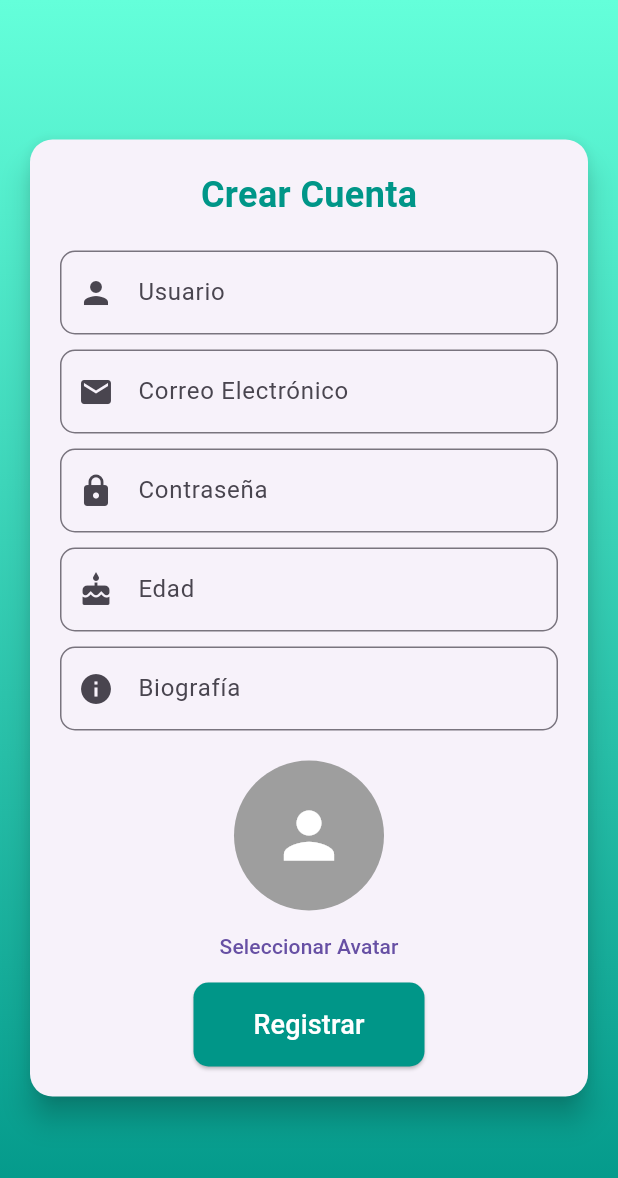
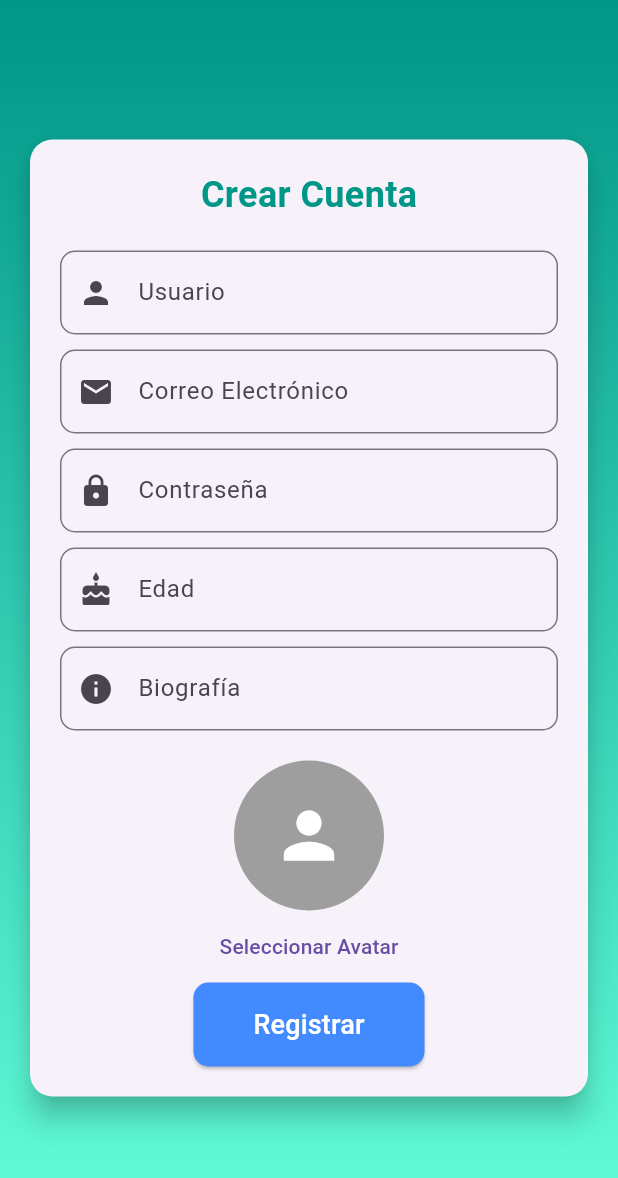
Before and after one commit to AmeriK88/Health-app, a Flutter app: the HomeScreen screen opened directly with empty values, after a tap on the "logout" icon, after a tap on "¿No tienes cuenta? Regístrate aquí", on a phone screen of 412 x 824 dp. Shown: the top 1178 px of the screen. Run offline on Flutter 3.47's test engine with Material 3 defaults, Android fonts, the phone set to English and light mode, and no system bars; our stand-ins replace image_picker; network calls fail.

Commit message:
feat: Refactor and separate reusable styles from screens
Moved inline styles from screens into a shared AppStyles file.
Improved readability and maintainability by consolidating typography, spacing, and color definitions.
Enhanced visual consistency across the application with centralized design tokens.

```diff
--- a/frontend/lib/screens/home_screen.dart
+++ b/frontend/lib/screens/home_screen.dart
@@ -5,6 +5,9 @@ import 'login_screen.dart';
 import '../services/api_service.dart';
 import 'daily_status_screen.dart';
 import 'initial_setup_screen.dart';
+import '../utils/styles.dart';
+import '../widgets/custom_button.dart';
+
 
 class HomeScreen extends StatefulWidget {
   final String token;
@@ -76,7 +79,7 @@ class _HomeScreenState extends State<HomeScreen> {
     return Scaffold(
       appBar: AppBar(
         title: const Text('Inicio'),
-        backgroundColor: Colors.teal, // Color del AppBar
+        backgroundColor: AppStyles.primaryColor,
         actions: [
           IconButton(
             icon: const Icon(Icons.logout),
@@ -90,24 +93,18 @@ class _HomeScreenState extends State<HomeScreen> {
         ],
       ),
       body: Container(
-        decoration: const BoxDecoration(
-          gradient: LinearGradient(
-            colors: [Colors.teal, Colors.tealAccent], // Gradiente de fondo
-            begin: Alignment.topCenter,
-            end: Alignment.bottomCenter,
-          ),
-        ),
+        decoration: AppStyles.gradientBackground,
         child: isLoading
             ? const Center(child: CircularProgressIndicator())
             : errorMessage.isNotEmpty
                 ? Center(
                     child: Text(
                       errorMessage,
-                      style: const TextStyle(color: Colors.red, fontSize: 18),
+                      style: AppStyles.errorTextStyle,
                     ),
                   )
                 : SingleChildScrollView(
-                    padding: const EdgeInsets.all(16.0),
+                    padding: AppStyles.pagePadding,
                     child: Column(
                       crossAxisAlignment: CrossAxisAlignment.start,
                       children: [
@@ -119,17 +116,13 @@ class _HomeScreenState extends State<HomeScreen> {
                             borderRadius: BorderRadius.circular(15),
                           ),
                           child: Padding(
-                            padding: const EdgeInsets.all(16.0),
+                            padding: AppStyles.pagePadding,
                             child: Column(
                               crossAxisAlignment: CrossAxisAlignment.start,
                               children: [
-                                const Text(
+                                Text(
                                   'Información del Usuario:',
-                                  style: TextStyle(
-                                    fontWeight: FontWeight.bold,
-                                    fontSize: 18,
-                                    color: Colors.teal,
-                                  ),
+                                  style: AppStyles.headerTextStyle,
                                 ),
                                 const SizedBox(height: 10),
                                 // Mostrar avatar del usuario
@@ -160,15 +153,25 @@ class _HomeScreenState extends State<HomeScreen> {
                                 const SizedBox(height: 10),
                                 Text(
                                   'Estado Físico: ${userData?['physical_state']}',
-                                  style: const TextStyle(
-                                    fontWeight: FontWeight.bold,
-                                    color: Colors.teal,
-                                  ),
+                                  style: AppStyles.headerTextStyle,
                                 ),
                               ],
                             ),
                           ),
                         ),
+                        CustomButton(
+                          text: 'Editar Información',
+                          onPressed: () {
+                            Navigator.push(
+                              context,
+                              MaterialPageRoute(
+                                builder: (context) => InitialSetupScreen(token: widget.token),
+                              ),
+                            ).then((_) => fetchUserData());
+                          },
+                          color: AppStyles.primaryColor,
+                        ),
+
                         const SizedBox(height: 20),
                         // Estados diarios
                         if (dailyStatuses != null && dailyStatuses!.isNotEmpty)
@@ -184,10 +187,7 @@ class _HomeScreenState extends State<HomeScreen> {
                               child: ListTile(
                                 title: Text(
                                   'Fecha: ${status['date']}',
-                                  style: const TextStyle(
-                                    fontWeight: FontWeight.bold,
-                                    color: Colors.teal,
-                                  ),
+                                  style: AppStyles.headerTextStyle,
                                 ),
                                 subtitle: Column(
                                   crossAxisAlignment: CrossAxisAlignment.start,
@@ -201,7 +201,7 @@ class _HomeScreenState extends State<HomeScreen> {
                                 ),
                                 trailing: IconButton(
                                   icon: const Icon(Icons.info_outline),
-                                  color: Colors.teal,
+                                  color: AppStyles.primaryColor,
                                   onPressed: () =>
                                       showRecommendationSnackBar(status),
                                 ),
@@ -211,8 +211,7 @@ class _HomeScreenState extends State<HomeScreen> {
                         else
                           const Text(
                             'No hay estados diarios registrados.',
-                            style: TextStyle(
-                                color: Colors.white, fontSize: 16),
+                            style: AppStyles.errorTextStyle,
                           ),
                         const SizedBox(height: 20),
                         ElevatedButton(
@@ -226,7 +225,7 @@ class _HomeScreenState extends State<HomeScreen> {
                             ).then((_) => fetchUserData());
                           },
                           style: ElevatedButton.styleFrom(
-                            backgroundColor: Colors.teal,
+                            backgroundColor: AppStyles.primaryColor,
                             shape: RoundedRectangleBorder(
                               borderRadius: BorderRadius.circular(10),
                             ),
--- a/frontend/lib/screens/login_screen.dart
+++ b/frontend/lib/screens/login_screen.dart
@@ -7,6 +7,7 @@ import 'daily_status_screen.dart';
 import '../widgets/custom_button.dart';
 import '../widgets/input_field.dart';
 import '../widgets/error_message.dart';
+import '../utils/styles.dart';
 
 class LoginScreen extends StatefulWidget {
   const LoginScreen({Key? key}) : super(key: key);
@@ -24,7 +25,6 @@ class _LoginScreenState extends State<LoginScreen> {
   String errorMessage = '';
   bool isLoading = false;
 
-  /// Redirige al usuario dependiendo de si tiene un estado diario registrado para hoy
   Future<void> handleRedirection(String token) async {
     try {
       final todayStatuses = await fetchDailyStatuses(token);
@@ -55,8 +55,6 @@ class _LoginScreenState extends State<LoginScreen> {
     }
   }
 
-  /// Lógica de inicio de sesión
-  /// Lógica de inicio de sesión
   void login() async {
     if (usernameController.text.isEmpty || passwordController.text.isEmpty) {
       setState(() {
@@ -91,23 +89,15 @@ class _LoginScreenState extends State<LoginScreen> {
   Widget build(BuildContext context) {
     return Scaffold(
       body: Container(
-        decoration: const BoxDecoration(
-          gradient: LinearGradient(
-            colors: [Colors.blueAccent, Colors.lightBlue],
-            begin: Alignment.topCenter,
-            end: Alignment.bottomCenter,
-          ),
-        ),
+        decoration: AppStyles.loginGradientBackground,
         child: Center(
           child: SingleChildScrollView(
             child: Card(
               elevation: 8,
-              margin: const EdgeInsets.symmetric(horizontal: 20),
-              shape: RoundedRectangleBorder(
-                borderRadius: BorderRadius.circular(15),
-              ),
+              margin: AppStyles.cardMargin,
+              shape: AppStyles.cardBorderStyle,
               child: Padding(
-                padding: const EdgeInsets.all(20.0),
+                padding: AppStyles.cardPadding,
                 child: Column(
                   mainAxisSize: MainAxisSize.min,
                   children: [
@@ -115,11 +105,7 @@ class _LoginScreenState extends State<LoginScreen> {
                     const SizedBox(height: 20),
                     const Text(
                       'Iniciar Sesión',
-                      style: TextStyle(
-                        fontSize: 24,
-                        fontWeight: FontWeight.bold,
-                        color: Colors.blueAccent,
-                      ),
+                      style: AppStyles.loginHeaderTextStyle,
                     ),
                     const SizedBox(height: 10),
                     if (errorMessage.isNotEmpty)
@@ -154,7 +140,7 @@ class _LoginScreenState extends State<LoginScreen> {
                       },
                       child: const Text(
                         '¿No tienes cuenta? Regístrate aquí',
-                        style: TextStyle(color: Colors.blueAccent),
+                        style: AppStyles.linkTextStyle,
                       ),
                     ),
                   ],
--- a/frontend/lib/screens/register_screen.dart
+++ b/frontend/lib/screens/register_screen.dart
@@ -7,6 +7,7 @@ import '../services/api_service.dart';
 import '../widgets/custom_button.dart';
 import '../widgets/input_field.dart';
 import '../widgets/error_message.dart';
+import '../utils/styles.dart';
 
 class RegisterScreen extends StatefulWidget {
   const RegisterScreen({Key? key}) : super(key: key);
@@ -85,7 +86,6 @@ class _RegisterScreenState extends State<RegisterScreen> {
     }
   }
 
-
   // Función para registrar al usuario
   void register() async {
     if (!validateForm()) return;
@@ -121,33 +121,21 @@ class _RegisterScreenState extends State<RegisterScreen> {
   Widget build(BuildContext context) {
     return Scaffold(
       body: Container(
-        decoration: const BoxDecoration(
-          gradient: LinearGradient(
-            colors: [Colors.tealAccent, Colors.teal],
-            begin: Alignment.topCenter,
-            end: Alignment.bottomCenter,
-          ),
-        ),
+        decoration: AppStyles.gradientBackground,
         child: Center(
           child: SingleChildScrollView(
             child: Card(
               elevation: 8,
-              margin: const EdgeInsets.symmetric(horizontal: 20),
-              shape: RoundedRectangleBorder(
-                borderRadius: BorderRadius.circular(15),
-              ),
+              margin: AppStyles.cardMargin,
+              shape: AppStyles.cardBorderStyle,
               child: Padding(
-                padding: const EdgeInsets.all(20.0),
+                padding: AppStyles.cardPadding,
                 child: Column(
                   mainAxisSize: MainAxisSize.min,
                   children: [
                     const Text(
                       'Crear Cuenta',
-                      style: TextStyle(
-                        fontSize: 24,
-                        fontWeight: FontWeight.bold,
-                        color: Colors.teal,
-                      ),
+                      style: AppStyles.headerTextStyle,
                     ),
                     const SizedBox(height: 10),
 
@@ -219,7 +207,6 @@ class _RegisterScreenState extends State<RegisterScreen> {
                       text: 'Registrar',
                       onPressed: register,
                       isLoading: isLoading,
-                      color: Colors.teal,
                     ),
                   ],
                 ),
--- /dev/null
+++ b/frontend/lib/utils/styles.dart
@@ -0,0 +1,67 @@
+import 'package:flutter/material.dart';
+
+class AppStyles {
+  // Colores principales
+  static const Color primaryColor = Colors.teal;
+  static const Color accentColor = Colors.tealAccent;
+  static const Color secondaryColor = Colors.blueAccent;
+  static const Color secondaryAccentColor = Colors.lightBlue;
+
+  // Gradientes
+  static const BoxDecoration gradientBackground = BoxDecoration(
+    gradient: LinearGradient(
+      colors: [primaryColor, accentColor],
+      begin: Alignment.topCenter,
+      end: Alignment.bottomCenter,
+    ),
+  );
+
+  static const BoxDecoration loginGradientBackground = BoxDecoration(
+    gradient: LinearGradient(
+      colors: [secondaryColor, secondaryAccentColor],
+      begin: Alignment.topCenter,
+      end: Alignment.bottomCenter,
+    ),
+  );
+
+  // TextStyles
+  static const TextStyle headerTextStyle = TextStyle(
+    fontSize: 24,
+    fontWeight: FontWeight.bold,
+    color: primaryColor,
+  );
+
+  static const TextStyle loginHeaderTextStyle = TextStyle(
+    fontSize: 24,
+    fontWeight: FontWeight.bold,
+    color: secondaryColor,
+  );
+
+  static const TextStyle errorTextStyle = TextStyle(
+    color: Colors.red,
+    fontSize: 18,
+  );
+
+  static const TextStyle linkTextStyle = TextStyle(
+    color: secondaryColor,
+    fontSize: 14,
+  );
+
+  // Paddings y Margins
+  static const EdgeInsets pagePadding = EdgeInsets.all(16.0);
+  static const EdgeInsets cardMargin = EdgeInsets.symmetric(horizontal: 20);
+  static const EdgeInsets cardPadding = EdgeInsets.all(20.0);
+
+  // BorderStyles
+  static RoundedRectangleBorder cardBorderStyle = RoundedRectangleBorder(
+    borderRadius: BorderRadius.circular(15),
+  );
+
+  // Estilo para botones principales
+  static ButtonStyle primaryButtonStyle = ElevatedButton.styleFrom(
+    backgroundColor: primaryColor,
+    shape: RoundedRectangleBorder(
+      borderRadius: BorderRadius.circular(10),
+    ),
+  );
+}
```
Also changed, not shown: frontend/lib/screens/daily_status_screen.dart (+12 -7 lines), frontend/lib/screens/initial_setup_screen.dart (+9 -4 lines), 1 other file.
